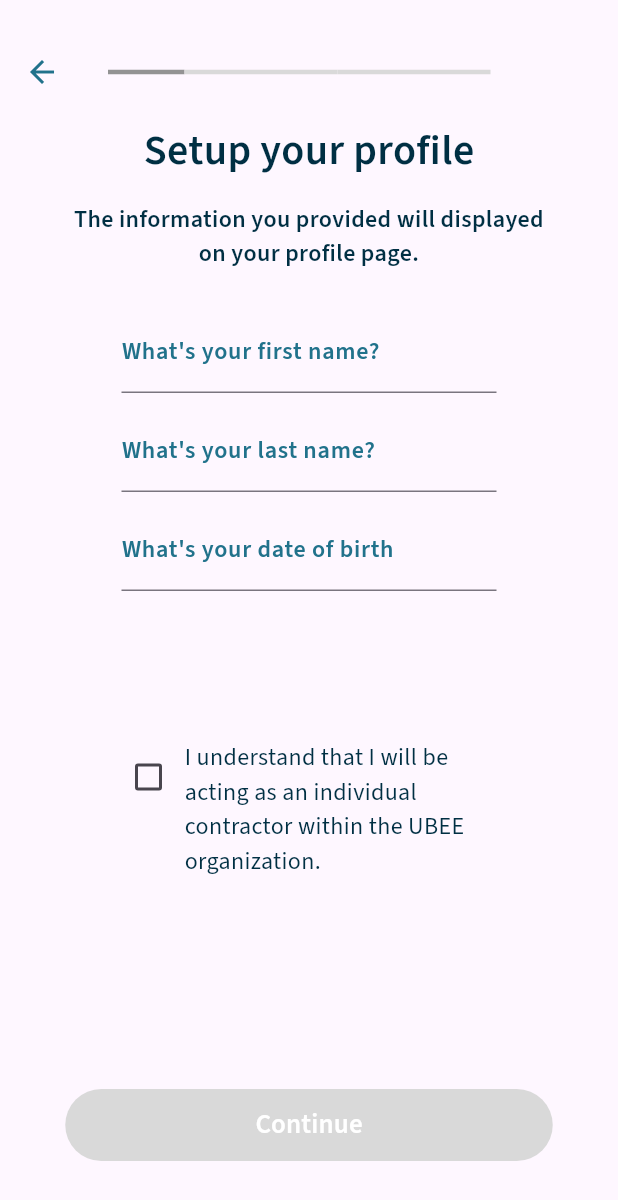
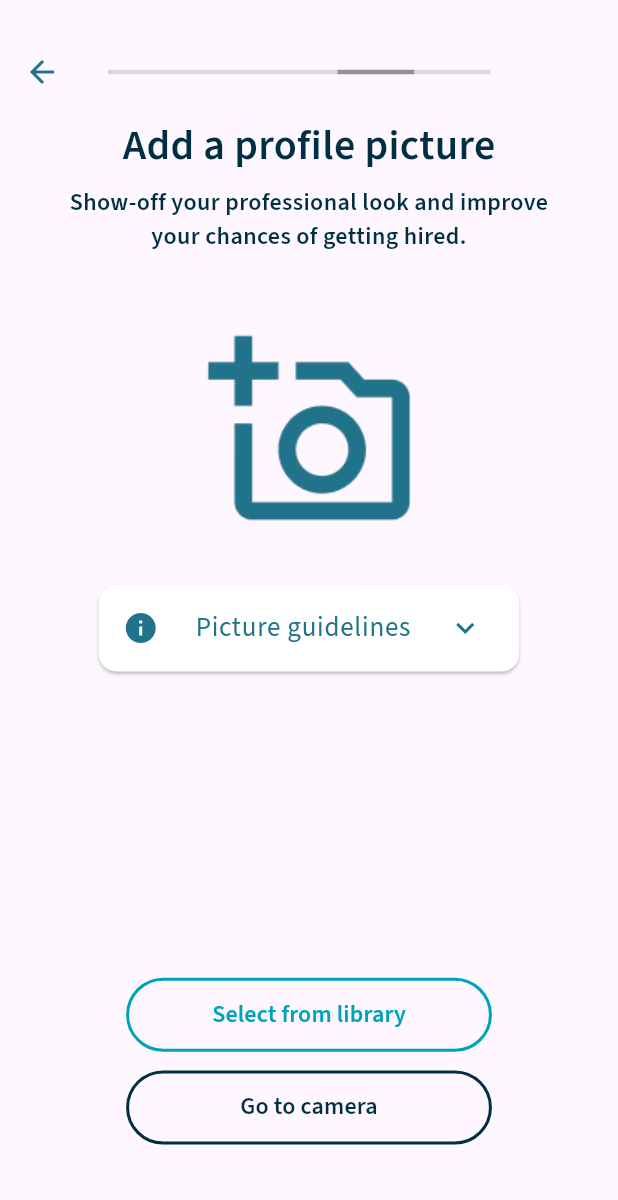
Before and after one commit to Boubakar3mc/ubee_mini, a Flutter app: the screen it shows after launch, on a phone screen of 412 x 824 dp. Shown: the top 1200 px of the screen. Run offline on Flutter 3.47's test engine with Material 3 defaults, Android fonts, the phone set to English and light mode, and no system bars; our stand-ins replace bloc, cloud_firestore, email_validator, equatable, firebase_auth, firebase_core and 3 more; missing offline and left inert: age_calculator; accounts and stored records are empty; generated files the repository leaves out were written again.

Commit message:
Add picture started

```diff
--- a/lib/core/components/simple_app_bar.dart
+++ b/lib/core/components/simple_app_bar.dart
@@ -1,4 +1,5 @@
 import 'package:flutter/material.dart';
+import 'package:ubee_mini/core/components/top_page_title.dart';
 import 'package:ubee_mini/core/utils/colors_constants.dart';
 
 
@@ -17,14 +18,7 @@ class SimpleAppBar extends StatelessWidget implements PreferredSizeWidget{
                   if(onArrowPressed!=null) onArrowPressed?.call();
                 },
                 icon: const Icon(Icons.arrow_back, color: themeBlueColor)),
-            title: Text(
-              title,
-              style:const TextStyle(
-                  fontSize: 28,
-                  fontStyle: FontStyle.normal,
-                  fontWeight: FontWeight.w600,
-                  height: 1.2),
-            ),
+            title: TopPageTitle(title:title),
             centerTitle: true,
             toolbarHeight: 100,
           );
--- /dev/null
+++ b/lib/core/components/top_page_title.dart
@@ -0,0 +1,21 @@
+import 'package:flutter/material.dart';
+import 'package:ubee_mini/core/utils/colors_constants.dart';
+
+class TopPageTitle extends StatelessWidget{
+  final String title;
+
+  const TopPageTitle({super.key,required this.title});
+  @override
+  Widget build(BuildContext context) {
+    return Text(
+              title,
+              style:const TextStyle(
+                  fontSize: 28,
+                  fontStyle: FontStyle.normal,
+                  fontWeight: FontWeight.w600,
+                  height: 1.2,
+                  color: themeDarkColor),
+            );
+  }
+
+}
--- a/lib/core/route/route.dart
+++ b/lib/core/route/route.dart
@@ -1,6 +1,7 @@
 import 'package:flutter/material.dart';
+import 'package:ubee_mini/features/authentication/presentation/pages/add_picture_view.dart';
 import 'package:ubee_mini/features/authentication/presentation/pages/create_account_view.dart';
-import 'package:ubee_mini/features/authentication/presentation/pages/setup_profile.dart';
+import 'package:ubee_mini/features/authentication/presentation/pages/setup_profile_view.dart';
 import 'package:ubee_mini/features/authentication/presentation/pages/welcom_to_ubee_view.dart';
 
 // Route Names
@@ -8,7 +9,8 @@ import 'package:ubee_mini/features/authentication/presentation/pages/welcom_to_u
 // Auth
 const String authPage = 'auth';
 const String welcomePage = 'welcome';
-const String setupProfile = 'setupProfile';
+const String setupProfilePage = 'setupProfile';
+const String addPicturePage = "addPicture";
 
 
 // Control our page route flow
@@ -18,8 +20,10 @@ Route<dynamic> controller(RouteSettings settings) {
       return MaterialPageRoute(builder: (context) => const CreateAccountView());
     case welcomePage:
       return MaterialPageRoute(builder: (context) => const WelcomeToUbeeView());
-    case setupProfile:
-      return MaterialPageRoute(builder: (context) => const SetupProfile());
+    case setupProfilePage:
+      return MaterialPageRoute(builder: (context) => const SetupProfileView());
+    case addPicturePage:
+      return MaterialPageRoute(builder: (context) => const AddPictureView());
     default:
       return MaterialPageRoute(builder: (context) => Container());
   }
--- a/lib/features/authentication/data/data_source/firebase_user_api.dart
+++ b/lib/features/authentication/data/data_source/firebase_user_api.dart
@@ -1,12 +1,18 @@
+import 'dart:io';
+import 'package:path/path.dart';
+
 import 'package:cloud_firestore/cloud_firestore.dart';
 import 'package:firebase_auth/firebase_auth.dart';
 import 'package:ubee_mini/features/authentication/data/model/create_user_response.dart';
 import 'package:ubee_mini/features/authentication/data/model/update_names_and_birthdate_response.dart';
 import 'package:ubee_mini/features/authentication/data/model/user_model.dart';
+import 'package:firebase_storage/firebase_storage.dart';
 
 abstract class UserApi{
   Future<CreateUserResponse> createUser(String email, String password);
   Future<UpdateNamesAndBirthdateResponse> updateNamesAndBirthdate(UserModel user);
+
+  Future<bool> updatePicture(File file);
 }
 
 class FireBaseUserApi implements UserApi {
@@ -72,4 +78,10 @@ class FireBaseUserApi implements UserApi {
     }
   }
 
+  @override
+  Future<bool> updatePicture(File file) {
+    //TODO: à Implémenter
+    return Future.value(false);
+  }
+
 }
--- a/lib/features/authentication/data/repository/user_repository_impl.dart
+++ b/lib/features/authentication/data/repository/user_repository_impl.dart
@@ -1,3 +1,5 @@
+
+import 'dart:io';
 
 import 'package:ubee_mini/features/authentication/data/data_source/firebase_user_api.dart';
 import 'package:ubee_mini/features/authentication/data/model/create_user_response.dart';
@@ -21,5 +23,12 @@ class UserRepositoryImpl implements UserRepository{
     return userApi.updateNamesAndBirthdate(UserModel.fromEntity(user));
   }
 
+  @override
+  Future<bool> updatePicture(File file) {
+    return userApi.updatePicture(file);
+  }
+
+
+
 
 }
--- a/lib/features/authentication/domain/repository/user_repository.dart
+++ b/lib/features/authentication/domain/repository/user_repository.dart
@@ -1,3 +1,5 @@
+import 'dart:io';
+
 import 'package:ubee_mini/features/authentication/data/model/create_user_response.dart';
 import 'package:ubee_mini/features/authentication/data/model/update_names_and_birthdate_response.dart';
 import 'package:ubee_mini/features/authentication/domain/entity/user_entity.dart';
@@ -5,4 +7,5 @@ import 'package:ubee_mini/features/authentication/domain/entity/user_entity.dart
 abstract class UserRepository{
   Future<CreateUserResponse> createUser(String email, String password);
   Future<UpdateNamesAndBirthdateResponse> updateNamesAndBirthdate(User user);
+  Future<bool> updatePicture(File file);
 }
--- /dev/null
+++ b/lib/features/authentication/domain/use_cases/update_picture.dart
@@ -0,0 +1,26 @@
+import 'dart:io';
+
+import 'package:equatable/equatable.dart';
+import 'package:ubee_mini/core/utils/usecase.dart';
+import 'package:ubee_mini/features/authentication/domain/repository/user_repository.dart';
+
+
+class UpdatePicture extends UseCase<bool, UpdatePictureParams>{
+  final UserRepository repo;
+
+  UpdatePicture(this.repo);
+  @override
+  Future<bool> call(UpdatePictureParams params) {
+    return repo.updatePicture(params.file);
+  }
+
+}
+
+class UpdatePictureParams extends Equatable{
+  final File file;
+
+  const UpdatePictureParams(this.file);
+
+  @override
+  List<Object?> get props => [file];
+}
--- /dev/null
+++ b/lib/features/authentication/presentation/pages/add_picture_view.dart
@@ -0,0 +1,204 @@
+import 'package:flutter/material.dart';
+import 'package:ubee_mini/core/components/progress_app_bar.dart';
+import 'package:ubee_mini/core/components/top_page_title.dart';
+import 'package:ubee_mini/core/utils/colors_constants.dart';
+
+class AddPictureView extends StatefulWidget {
+  const AddPictureView({super.key});
+
+  @override
+  State<AddPictureView> createState() => _AddPictureViewState();
+}
+
+class _AddPictureViewState extends State<AddPictureView> {
+  bool _customTileExpanded = false;
+
+  @override
+  Widget build(BuildContext context) {
+    return Scaffold(
+      appBar: const ProgressAppBar(
+        currentPart: 3,
+      ),
+      body: SizedBox(
+        width: MediaQuery.of(context).size.width,
+        child: Column(crossAxisAlignment: CrossAxisAlignment.center, children: [
+          const TopPageTitle(title: 'Add a profile picture'),
+          SizedBox(
+            height: MediaQuery.of(context).size.height * 0.012,
+          ),
+          SizedBox(
+            width: MediaQuery.of(context).size.width * 0.85,
+            child: const Text(
+              'Show-off your professional look and improve your chances of getting hired.',
+              textAlign: TextAlign.center,
+              style: TextStyle(
+                  fontSize: 16,
+                  fontWeight: FontWeight.w600,
+                  color: themeDarkColor),
+            ),
+          ),
+          SizedBox(
+            height: MediaQuery.of(context).size.height * 0.055,
+          ),
+          const Image(image: AssetImage('images/add_a_photo.webp')),
+          SizedBox(
+            height: MediaQuery.of(context).size.height * 0.037,
+          ),
+          SizedBox(
+            width: MediaQuery.of(context).size.width * 0.7,
+            child: Card(
+              borderOnForeground: true,
+              color: Colors.white,
+              child: Theme(
+                data: Theme.of(context)
+                    .copyWith(dividerColor: Colors.transparent),
+                child: ExpansionTile(
+                  leading: const Icon(
+                    Icons.info,
+                    color: themeBlueColor,
+                  ),
+                  title: const Center(
+                    child: Text(
+                      'Picture guidelines',
+                      style: TextStyle(
+                          color: themeBlueColor,
+                          fontSize: 18,
+                          fontWeight: FontWeight.w400),
+                    ),
+                  ),
+                  trailing: Icon(
+                      _customTileExpanded
+                          ? Icons.expand_less
+                          : Icons.expand_more,
+                      color: themeBlueColor),
+                  onExpansionChanged: (bool expanded) {
+                    setState(() {
+                      _customTileExpanded = expanded;
+                    });
+                  },
+                  children: [
+                    SizedBox(
+                      width: MediaQuery.of(context).size.width * 0.5,
+                      child: const Column(
+                        crossAxisAlignment: CrossAxisAlignment.start,
+                        children: [
+                          Row(
+                            crossAxisAlignment: CrossAxisAlignment.start,
+                            children: [
+                              Text(
+                                '\u2022',
+                                style: TextStyle(
+                                    fontSize: 20,
+                                    height: 1,
+                                    color: themeBlueColor),
+                              ),
+                              SizedBox(
+                                width: 10,
+                              ),
+                              Flexible(
+                                  child: Text(
+                                'Show your best smile',
+                                style: TextStyle(
+                                    color: themeBlueColor,
+                                    fontSize: 16,
+                                    fontWeight: FontWeight.w400,
+                                    height: 1.5),
+                              )),
+                            ],
+                          ),
+                          Row(
+                            crossAxisAlignment: CrossAxisAlignment.start,
+                            children: [
+                              Text(
+                                '\u2022',
+                                style: TextStyle(
+                                    fontSize: 20,
+                                    height: 1,
+                                    color: themeBlueColor),
+                              ),
+                              SizedBox(
+                                width: 10,
+                              ),
+                              Flexible(
+                                  child: Text(
+                                'Center yourself in frame, from the shoulders up.',
+                                style: TextStyle(
+                                    color: themeBlueColor,
+                                    fontSize: 16,
+                                    fontWeight: FontWeight.w400,
+                                    height: 1.5),
+                              )),
+                            ],
+                          ),
+                          Row(
+                            crossAxisAlignment: CrossAxisAlignment.start,
+                            children: [
+                              Text(
+                                '\u2022',
+                                style: TextStyle(
+                                    fontSize: 20,
+                                    height: 1,
+                                    color: themeBlueColor),
+                              ),
+                              SizedBox(
+                                width: 10,
+                              ),
+                              Flexible(
+                                  child: Text(
+                                'Make sure your face is visible, well lit and in focus',
+                                style: TextStyle(
+                                    color: themeBlueColor,
+                                    fontSize: 16,
+                                    fontWeight: FontWeight.w400,
+                                    height: 1.5),
+                              )),
+                            ],
+                          ),
+                        ],
+                      ),
+                    ),
+                  ],
+                ),
+              ),
+            ),
+          ),
+          const Spacer(),
+          SizedBox(
+            width: MediaQuery.of(context).size.width * 0.592,
+            height: MediaQuery.of(context).size.height * 0.06,
+            child: OutlinedButton(
+                style: OutlinedButton.styleFrom(
+                    side: const BorderSide(
+                        width: 2.0, color: themeLightBlueColor)),
+                onPressed: () {},
+                child: const Text('Select from library',
+                    style: TextStyle(
+                        color: themeLightBlueColor,
+                        fontSize: 16,
+                        fontWeight: FontWeight.w600))),
+          ),
+          SizedBox(
+            height: MediaQuery.of(context).size.height * 0.015,
+          ),
+          SizedBox(
+            width: MediaQuery.of(context).size.width * 0.592,
+            height: MediaQuery.of(context).size.height * 0.06,
+            child: OutlinedButton(
+                style: OutlinedButton.styleFrom(
+                    side: const BorderSide(
+                        width: 2.0, color: themeDarkColor)),
+                onPressed: () {},
+                child: const Text('Go to camera',
+                    style: TextStyle(
+                        color: themeDarkColor,
+                        fontSize: 16,
+                        fontWeight: FontWeight.w600))),
+          ),
+          SizedBox(
+            height: MediaQuery.of(context).size.height * 0.074,
+          )
+        ]),
+      ),
+    );
+  }
+}
--- a/lib/features/authentication/presentation/pages/setup_profile.dart
+++ b/lib/features/authentication/presentation/pages/setup_profile_view.dart
@@ -1,6 +1,8 @@
 import 'package:flutter/material.dart';
 import 'package:flutter_bloc/flutter_bloc.dart';
 import 'package:ubee_mini/core/components/progress_app_bar.dart';
+import 'package:ubee_mini/core/components/top_page_title.dart';
+import 'package:ubee_mini/core/route/route.dart';
 import 'package:ubee_mini/core/utils/colors_constants.dart';
 import 'package:ubee_mini/core/utils/date_format.dart';
 import 'package:ubee_mini/core/utils/localized.dart';
@@ -10,14 +12,14 @@ import 'package:ubee_mini/features/authentication/presentation/widget/input_text
 import 'package:ubee_mini/features/authentication/presentation/widget/red_error_message.dart';
 import 'package:ubee_mini/injection_container.dart' as injection;
 
-class SetupProfile extends StatefulWidget {
-  const SetupProfile({super.key});
+class SetupProfileView extends StatefulWidget {
+  const SetupProfileView({super.key});
 
   @override
-  State<SetupProfile> createState() => _SetupProfileState();
+  State<SetupProfileView> createState() => _SetupProfileViewState();
 }
 
-class _SetupProfileState extends State<SetupProfile> {
+class _SetupProfileViewState extends State<SetupProfileView> {
   TextEditingController firstNameController = TextEditingController();
   TextEditingController lastNameController = TextEditingController();
   TextEditingController birthDateController = TextEditingController();
@@ -40,20 +42,14 @@ class _SetupProfileState extends State<SetupProfile> {
         body: BlocConsumer<AuthenticationBloc, AuthenticationState>(
           listener: (context, state) {
             if (state is AuthenticationNamesBirthdateSucessfullyUpdated) {
-              print('Profile updated');
+              Navigator.pushNamed(context, addPicturePage);
             }
           },
           builder: (context, state) {
             return Column(
               crossAxisAlignment: CrossAxisAlignment.center,
               children: [
-                Text(
-                  localized(context).setupYourProfile,
-                  style: const TextStyle(
-                      color: themeDarkColor,
-                      fontSize: 28,
-                      fontWeight: FontWeight.w600),
-                ),
+                TopPageTitle(title: localized(context).setupYourProfile),
                 Padding(
                   padding: const EdgeInsets.only(top: 15),
                   child: SizedBox(
--- a/lib/features/authentication/presentation/pages/welcom_to_ubee_view.dart
+++ b/lib/features/authentication/presentation/pages/welcom_to_ubee_view.dart
@@ -1,5 +1,6 @@
 import 'package:flutter/material.dart';
 import 'package:flutter/widgets.dart';
+import 'package:ubee_mini/core/components/top_page_title.dart';
 import 'package:ubee_mini/core/utils/colors_constants.dart';
 import 'package:ubee_mini/core/utils/localized.dart';
 import 'package:ubee_mini/features/authentication/presentation/widget/rectangular_button.dart';
@@ -23,13 +24,7 @@ class _WelcomeToUbeeViewState extends State<WelcomeToUbeeView> {
             SizedBox(
               height: MediaQuery.of(context).size.height * 0.07,
             ),
-            Text(
-              localized(context).welcomeToUBEE,
-              style: const TextStyle(
-                  color: themeDarkColor,
-                  fontSize: 28,
-                  fontWeight: FontWeight.w600),
-            ),
+            TopPageTitle(title: localized(context).welcomeToUBEE),
             SizedBox(
               height: MediaQuery.of(context).size.height * 0.07,
             ),
@@ -62,7 +57,7 @@ class _WelcomeToUbeeViewState extends State<WelcomeToUbeeView> {
               height: MediaQuery.of(context).size.height * 0.017,
             ),
             RectangularButton(localized(context).iWantWorkButton, onPressed: (){
-              Navigator.pushNamed(context, route.setupProfile);
+              Navigator.pushNamed(context, route.setupProfilePage);
             }),
           ],
         ),
--- a/lib/main.dart
+++ b/lib/main.dart
@@ -23,7 +23,7 @@ class MyApp extends StatelessWidget {
   @override
   Widget build(BuildContext context) {
     return MaterialApp(
-      initialRoute: route.setupProfile,
+      initialRoute: route.addPicturePage,
       onGenerateRoute: route.controller,
       title: 'Flutter Demo',
       theme: ThemeData(
--- a/pubspec.yaml
+++ b/pubspec.yaml
@@ -38,6 +38,7 @@ flutter:
   # To add assets to your application, add an assets section, like this:
   assets:
     - images/account_circle.webp
+    - images/add_a_photo.webp
 
   # An image asset can refer to one or more resolution-specific "variants", see
   # https://flutter.dev/assets-and-images/#resolution-aware
```
Also changed, not shown: images/add_a_photo.webp (added), lib/features/authentication/domain/use_cases/add_picture.dart (deleted).
